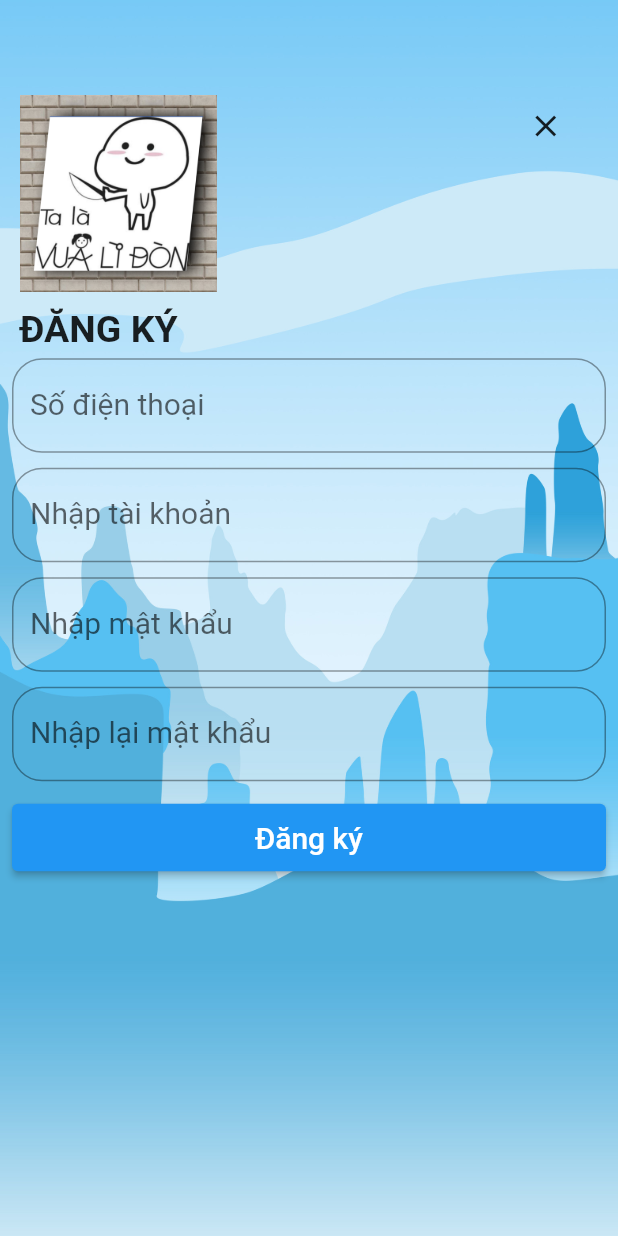
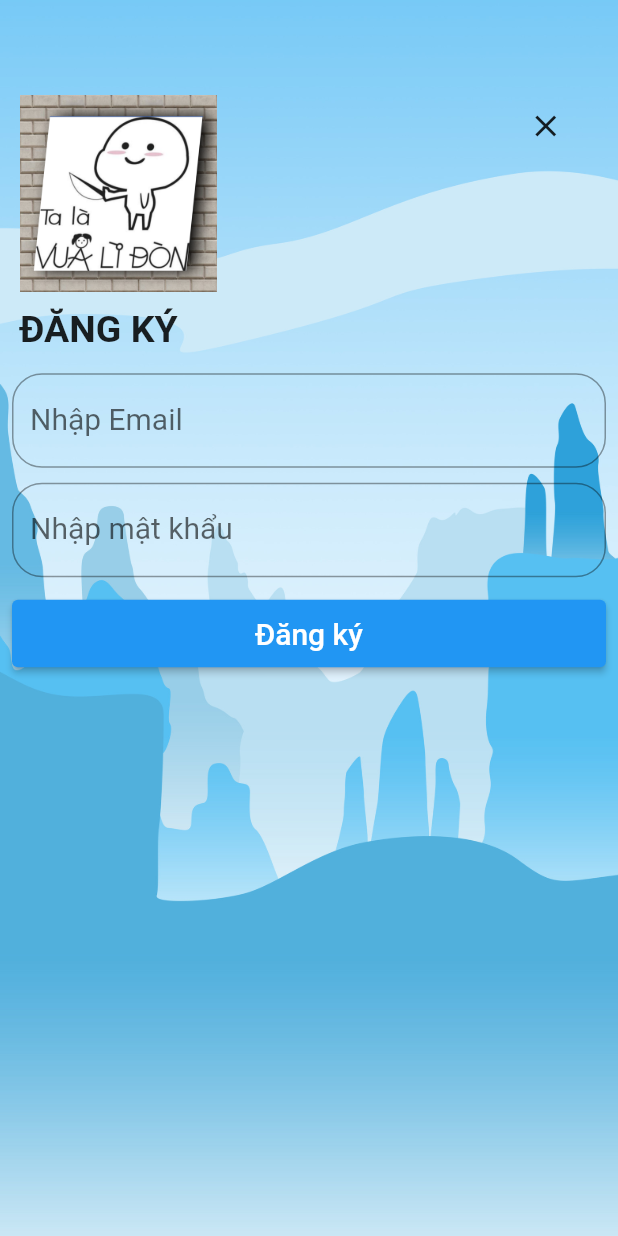
Before and after one commit to zCoLz/Col, a Flutter app: the SignUpPage screen opened directly, on a phone screen of 412 x 824 dp. Run offline on Flutter 3.47's test engine with Material 2 defaults, Android fonts, the phone set to English and light mode, and no system bars; our stand-ins replace firebase_auth, firebase_core; missing offline and left inert: bottom_drawer; accounts and stored records are empty; network calls fail.

Commit message:
update DangNhap

```diff
--- a/lib/screens/Login/page_sign_up.dart
+++ b/lib/screens/Login/page_sign_up.dart
@@ -1,3 +1,4 @@
+import 'package:firebase_auth/firebase_auth.dart';
 import 'package:flutter/material.dart';
 import 'package:home_page/components/Layout.dart';
 
@@ -9,6 +10,9 @@ class SignUpPage extends StatefulWidget {
 }
 
 class _SignUpPageState extends State<SignUpPage> {
+  TextEditingController txtEmail = TextEditingController();
+  TextEditingController txtPass = TextEditingController();
+  final _auth = FirebaseAuth.instance;
   @override
   Widget build(BuildContext context) {
     return Container(
@@ -38,17 +42,20 @@ class _SignUpPageState extends State<SignUpPage> {
                                     children: [
                                       Image.asset(
                                         "acssets/2.png",
-                                        height: MediaQuery.of(context).size.height *
-                                            0.16,
+                                        height:
+                                            MediaQuery.of(context).size.height *
+                                                0.16,
                                         width:
-                                            MediaQuery.of(context).size.width * 0.32,
+                                            MediaQuery.of(context).size.width *
+                                                0.32,
                                         fit: BoxFit.cover,
                                       ),
                                     ],
                                   ),
                                 ),
                                 Padding(
-                                  padding: const EdgeInsets.fromLTRB(190, 0, 0,90),
+                                  padding:
+                                      const EdgeInsets.fromLTRB(190, 0, 0, 90),
                                   child: Row(
                                     crossAxisAlignment: CrossAxisAlignment.end,
                                     children: [
@@ -73,29 +80,33 @@ class _SignUpPageState extends State<SignUpPage> {
                             Form(
                                 child: Column(
                               children: [
-                                TextFormField(
-                                  style: TextStyle(fontSize: 20,color: Colors.black),
-                                  decoration: InputDecoration(
-                                      border: OutlineInputBorder(
-                                          borderRadius:
-                                              BorderRadius.circular(20)),
-                                      labelText: "Số điện thoại"),
-                                ),
+                                // TextFormField(
+                                //   style: TextStyle(fontSize: 20,color: Colors.black),
+                                //   decoration: InputDecoration(
+                                //       border: OutlineInputBorder(
+                                //           borderRadius:
+                                //               BorderRadius.circular(20)),
+                                //       labelText: "Số điện thoại"),
+                                // ),
                                 Padding(
                                   padding: const EdgeInsets.only(top: 10),
                                   child: TextFormField(
-                                     style: TextStyle(fontSize: 20,color: Colors.black),
+                                    controller: txtEmail,
+                                    style: TextStyle(
+                                        fontSize: 20, color: Colors.black),
                                     decoration: InputDecoration(
                                         border: OutlineInputBorder(
                                             borderRadius:
                                                 BorderRadius.circular(20)),
-                                        labelText: "Nhập tài khoản"),
+                                        labelText: "Nhập Email"),
                                   ),
                                 ),
                                 Padding(
                                   padding: const EdgeInsets.only(top: 10.0),
                                   child: TextFormField(
-                                     style: TextStyle(fontSize: 20,color: Colors.black),
+                                    controller: txtPass,
+                                    style: TextStyle(
+                                        fontSize: 20, color: Colors.black),
                                     decoration: InputDecoration(
                                         border: OutlineInputBorder(
                                             borderRadius:
@@ -103,23 +114,49 @@ class _SignUpPageState extends State<SignUpPage> {
                                         labelText: "Nhập mật khẩu"),
                                   ),
                                 ),
-                                Padding(
-                                  padding: const EdgeInsets.only(top: 10),
-                                  child: TextFormField(
-                                     style: TextStyle(fontSize: 20,color: Colors.black),
-                                    decoration:InputDecoration(
-                                      border: OutlineInputBorder(borderRadius: BorderRadius.circular(20)),
-                                        labelText: "Nhập lại mật khẩu"),
-                                  ),
-                                ),
+                                // Padding(
+                                //   padding: const EdgeInsets.only(top: 10),
+                                //   child: TextFormField(
+                                //      style: TextStyle(fontSize: 20,color: Colors.black),
+                                //     decoration:InputDecoration(
+                                //       border: OutlineInputBorder(borderRadius: BorderRadius.circular(20)),
+                                //         labelText: "Nhập lại mật khẩu"),
+                                //   ),
+                                // ),
                                 SizedBox(
                                   width: double.infinity,
                                   height: 60,
                                   child: Padding(
                                     padding: const EdgeInsets.only(top: 15),
                                     child: ElevatedButton(
-
-                                        onPressed: (() {}), child: Text("Đăng ký",style: TextStyle(fontSize: 20),)),
+                                        onPressed: () async {
+                                          try {
+                                            final newUser = _auth
+                                                .createUserWithEmailAndPassword(
+                                                    email: txtEmail.text,
+                                                    password: txtPass.text);
+                                            if (newUser != null) {
+                                              Navigator.pop(context,
+                                                  'Đăng Ký Thành Công!');
+                                            } else {
+                                              final snackBar = SnackBar(
+                                                  content: Text(
+                                                      'Tài Khoản Này Không Hợp Lệ'));
+                                              ScaffoldMessenger.of(context)
+                                                  .showSnackBar(snackBar);
+                                            }
+                                          } catch (e) {
+                                            final snackBar = SnackBar(
+                                                content:
+                                                    Text('Có Lỗi Xảy Ra!'));
+                                            ScaffoldMessenger.of(context)
+                                                .showSnackBar(snackBar);
+                                          }
+                                        },
+                                        child: Text(
+                                          "Đăng ký",
+                                          style: TextStyle(fontSize: 20),
+                                        )),
                                   ),
                                 )
                               ],
--- a/pubspec.yaml
+++ b/pubspec.yaml
@@ -36,6 +36,11 @@ dependencies:
   # The following adds the Cupertino Icons font to your application.
   # Use with the CupertinoIcons class for iOS style icons.
   cupertino_icons: ^1.0.2
+  cached_network_image: ^3.2.2
+  http: ^0.13.5
+  firebase_auth: ^4.1.2
+  cloud_firestore: ^4.0.5
+  firebase_core: ^2.2.0
   bottom_drawer: ^0.0.5
 
 dev_dependencies:
```
Also changed, not shown: lib/main.dart (+12 -4 lines), lib/screens/Login/form_login_signup.dart (+28 -7 lines), lib/screens/Login/page_login.dart (+33 -11 lines), pubspec.lock, 4 other files.
